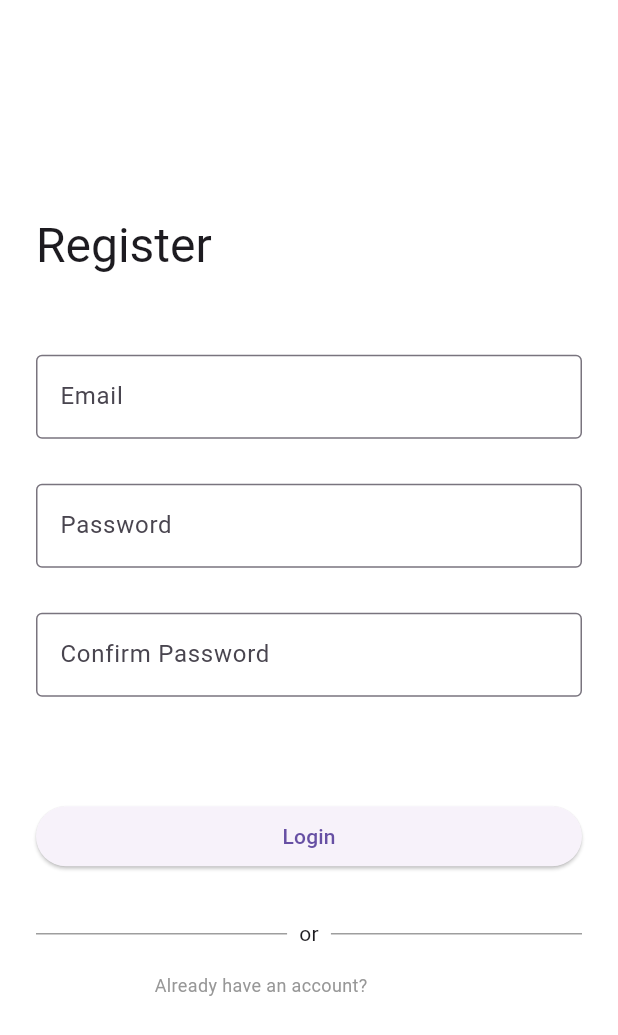
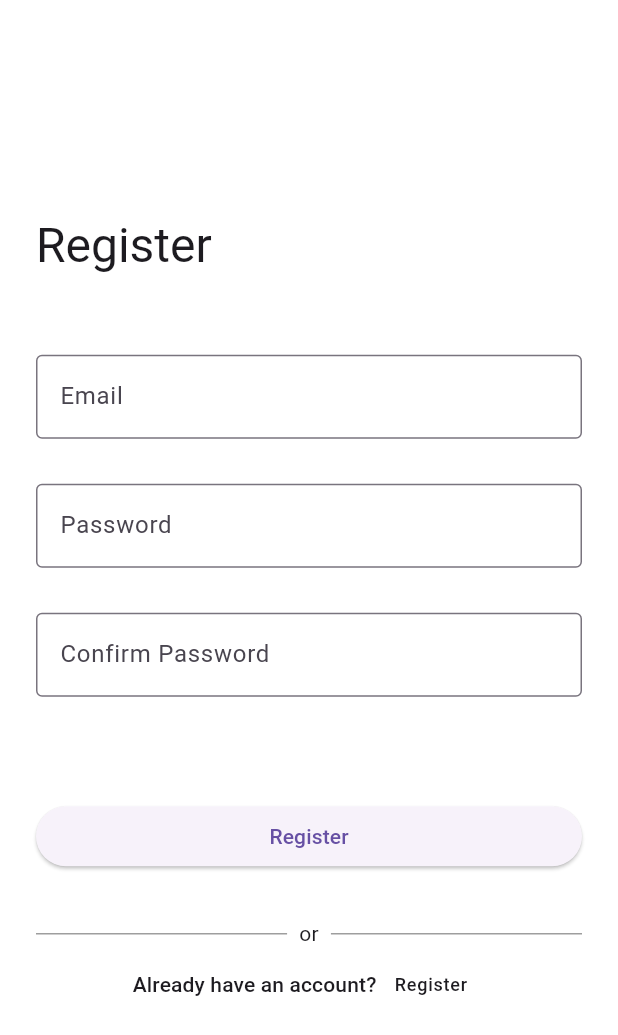
Before and after one commit to ZapRender/TodoZen, a Flutter app: the RegisterScreen screen opened directly, on a phone screen of 412 x 824 dp. Shown: the top 1035 px of the screen. Run offline on Flutter 3.47's test engine with Material 3 defaults, Android fonts, the light colour scheme and no system bars; our stand-ins replace cloud_firestore, firebase_auth, firebase_core, flutter_svg, get; accounts and stored records are empty.

Commit message:
Feature(Login, Register): Added auth with firebase
Improved routes, added auth firebase for register and Login

```diff
--- a/lib/core/bindings/auth_binding.dart
+++ b/lib/core/bindings/auth_binding.dart
@@ -1,6 +1,6 @@
 import 'package:get/get_core/src/get_main.dart';
 import 'package:get/get_instance/get_instance.dart';
-import 'package:todo_zen/presentation/controllers/aut_controller.dart';
+import 'package:todo_zen/presentation/controllers/auth_controller.dart';
 
 class AuthBinding extends Bindings {
   @override
--- a/lib/presentation/controllers/aut_controller.dart
+++ /dev/null
@@ -1,28 +0,0 @@
-import 'package:firebase_auth/firebase_auth.dart';
-import 'package:get/get.dart';
-import 'package:todo_zen/core/services/firebase_auth_service.dart';
-
-class AuthController extends GetxController {
-  final FirebaseAuthService _authService = FirebaseAuthService();
-  Rx<User?> firebaseUser = Rx<User?>(null);
-
-  @override
-  void onInit() {
-    firebaseUser.bindStream(_authService.authStateChanges);
-    super.onInit();
-  }
-
-  Future<void> login(String email, String password) async {
-    User? user = await _authService.signInWithEmail(email, password);
-    if (user != null) {
-      Get.back();
-    } else {
-      Get.snackbar('Error', 'Login failed');
-    }
-  }
-
-  Future<void> logout() async {
-    await _authService.signOut();
-    Get.offAllNamed('/login');
-  }
-}
--- a/lib/presentation/views/register/register_screen.dart
+++ b/lib/presentation/views/register/register_screen.dart
@@ -1,8 +1,16 @@
 import 'package:flutter/material.dart';
-import 'package:todo_zen/core/theme/app_text_theme.dart';
+import 'package:get/get.dart';
+import 'package:todo_zen/presentation/controllers/auth_controller.dart';
 
 class RegisterScreen extends StatelessWidget {
-  const RegisterScreen({super.key});
+  RegisterScreen({super.key});
+
+  final AuthController authController = Get.find<AuthController>();
+
+  final TextEditingController emailController = TextEditingController();
+  final TextEditingController passwordController = TextEditingController();
+  final TextEditingController confirmPasswordController =
+      TextEditingController();
 
   @override
   Widget build(BuildContext context) {
@@ -25,6 +33,7 @@ class RegisterScreen extends StatelessWidget {
                     ),
                     SizedBox(height: 53.0),
                     TextField(
+                      controller: emailController,
                       decoration: const InputDecoration(
                         border: OutlineInputBorder(),
                         labelText: 'Email',
@@ -33,6 +42,7 @@ class RegisterScreen extends StatelessWidget {
                     ),
                     SizedBox(height: 30.0),
                     TextField(
+                      controller: passwordController,
                       obscureText: true,
                       decoration: const InputDecoration(
                         border: OutlineInputBorder(),
@@ -42,6 +52,7 @@ class RegisterScreen extends StatelessWidget {
                     ),
                     SizedBox(height: 30.0),
                     TextField(
+                      controller: confirmPasswordController,
                       obscureText: true,
                       decoration: const InputDecoration(
                         border: OutlineInputBorder(),
@@ -52,9 +63,17 @@ class RegisterScreen extends StatelessWidget {
                     SizedBox(height: 69.0),
                     ElevatedButton(
                       onPressed: () {
-                        Navigator.pushNamed(context, '/home');
+                        if (passwordController.text ==
+                            confirmPasswordController.text) {
+                          authController.register(
+                            emailController.text,
+                            passwordController.text,
+                          );
+                        } else {
+                          Get.snackbar('Error', 'Passwords do not match');
+                        }
                       },
-                      child: const Text('Login'),
+                      child: const Text('Register'),
                     ),
                     SizedBox(height: 31.0),
                     Row(
@@ -77,15 +96,19 @@ class RegisterScreen extends StatelessWidget {
                       children: [
                         Text(
                           'Already have an account?',
-                          style: AppTextTheme.darkTextTheme.labelLarge,
+                          style: Theme.of(context).textTheme.labelLarge,
                         ),
                         TextButton(
-                          onPressed: () {
-                            Navigator.pushNamed(context, '/forgot-password');
+                          onPressed: () async {
+                            final authController = Get.find<AuthController>();
+                            await authController.register(
+                              emailController.text,
+                              passwordController.text,
+                            );
                           },
                           child: Text(
-                            'Login',
-                            style: AppTextTheme.darkTextTheme.labelMedium,
+                            'Register',
+                            style: Theme.of(context).textTheme.labelMedium,
                           ),
                         ),
                       ],
--- a/lib/routes/app_pages.dart
+++ b/lib/routes/app_pages.dart
@@ -1,14 +1,17 @@
 import 'package:get/get_navigation/src/routes/get_route.dart';
+import 'package:todo_zen/main.dart';
 import 'package:todo_zen/presentation/views/home/home_screen.dart';
 import 'package:todo_zen/presentation/views/login/login_screen.dart';
 import 'package:todo_zen/presentation/views/register/register_screen.dart';
 import 'package:todo_zen/presentation/views/task_description/task_description_screen.dart';
+import 'package:todo_zen/routes/app_routes.dart';
 
 class AppPages {
   static final routes = [
-    GetPage(name: '/', page: () => HomeScreen()),
-    GetPage(name: '/login', page: () => LoginScreen()),
-    GetPage(name: '/register', page: () => RegisterScreen()),
-    GetPage(name: '/profile', page: () => TaskDescriptionScreen()),
+    GetPage(name: AppRoutes.home, page: () => HomeScreen()),
+    GetPage(name: AppRoutes.splash, page: () => SplashScreen()),
+    GetPage(name: AppRoutes.login, page: () => LoginScreen()),
+    GetPage(name: AppRoutes.register, page: () => RegisterScreen()),
+    GetPage(name: AppRoutes.profile, page: () => TaskDescriptionScreen()),
   ];
 }
--- /dev/null
+++ b/lib/routes/app_routes.dart
@@ -0,0 +1,7 @@
+class AppRoutes {
+  static const home = '/';
+  static const splash = '/splash';
+  static const login = '/login';
+  static const register = '/register';
+  static const profile = '/profile';
+}
```
Also changed, not shown: lib/main.dart (+37 -8 lines), lib/presentation/controllers/auth_controller.dart (added, +53 -0 lines), lib/presentation/views/login/login_screen.dart (+21 -3 lines), lib/firebase_options.dart, 2 other files.
